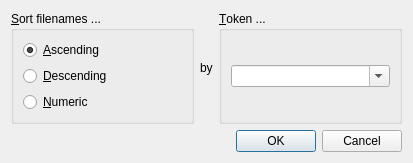
Qt form src/tokensortmodedialog.ui (KDE/krename) before a commit.
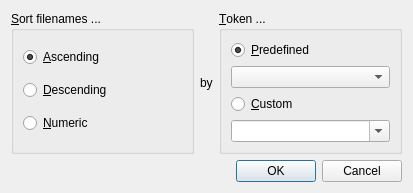
The same form after that commit.

Commit message: Easier access to tokens for advanced sorting

Patch:
```diff
--- a/src/tokensortmodedialog.ui
+++ b/src/tokensortmodedialog.ui
@@ -7,7 +7,7 @@
     <x>0</x>
     <y>0</y>
     <width>413</width>
-    <height>163</height>
+    <height>189</height>
    </rect>
   </property>
   <property name="windowTitle">
@@ -68,6 +68,26 @@
         <string>&amp;Token ...</string>
        </property>
        <layout class="QVBoxLayout" name="verticalLayout_3">
+        <item>
+         <widget class="QRadioButton" name="radioPredefined">
+          <property name="text">
+           <string>&amp;Predefined</string>
+          </property>
+          <property name="checked">
+           <bool>true</bool>
+          </property>
+         </widget>
+        </item>
+        <item>
+         <widget class="QComboBox" name="comboPredefined"/>
+        </item>
+        <item>
+         <widget class="QRadioButton" name="radioCustom">
+          <property name="text">
+           <string>&amp;Custom</string>
+          </property>
+         </widget>
+        </item>
         <item>
          <widget class="QComboBox" name="comboToken">
           <property name="editable">
```
The commit also changes 2 other files.
